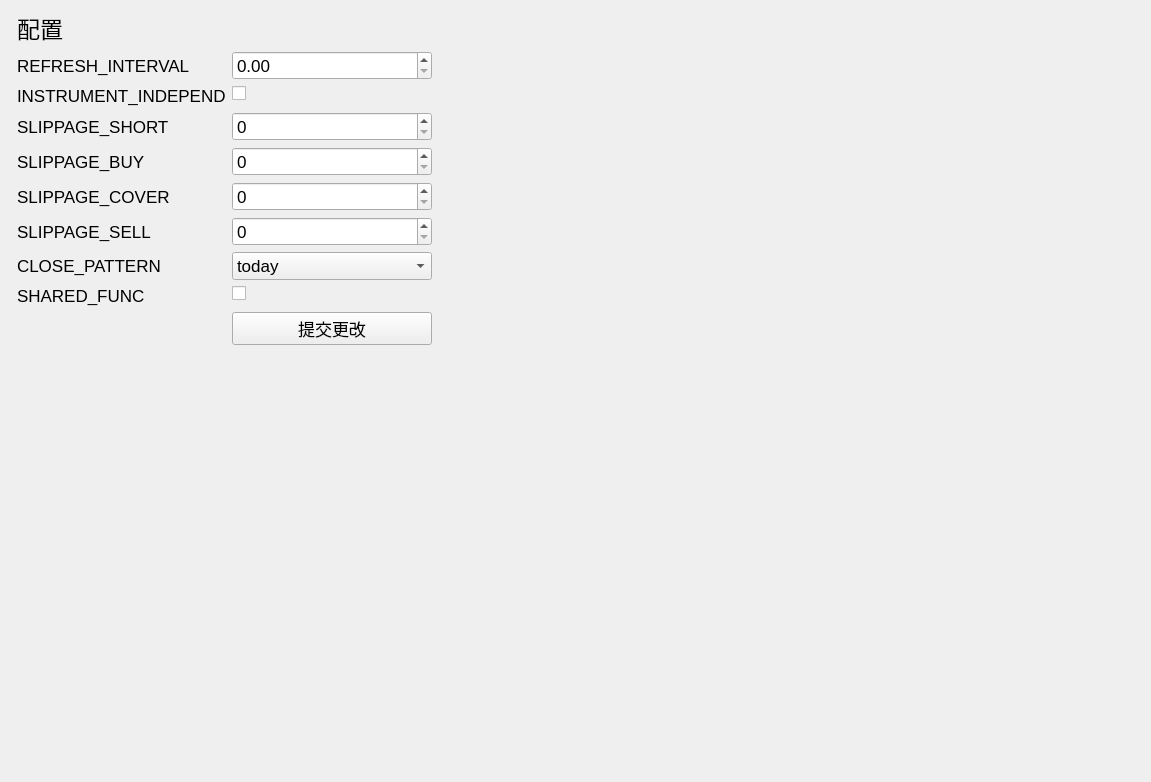
This is app/ui/config.ui in ctpbee/ctpbee_desktop as Qt 5 draws it before an edit. The edited form follows.
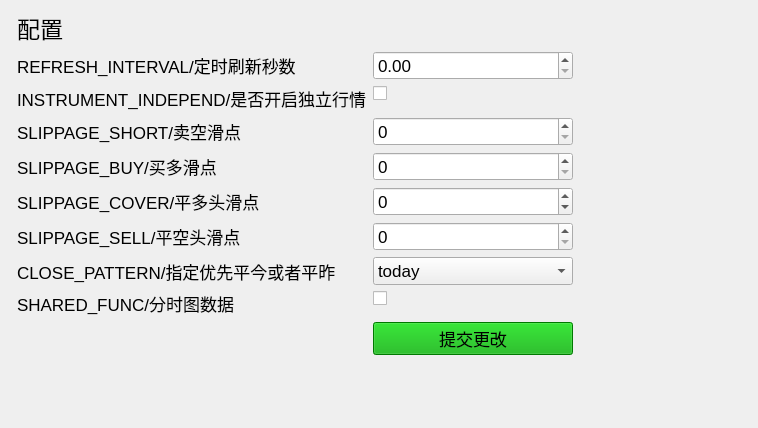
This is the edited form. Icons and pictures are not drawn.

The edit to the form file:
```diff
--- a/app/ui/config.ui
+++ b/app/ui/config.ui
@@ -6,8 +6,8 @@
    <rect>
     <x>0</x>
     <y>0</y>
-    <width>1151</width>
-    <height>782</height>
+    <width>758</width>
+    <height>428</height>
    </rect>
   </property>
   <property name="font">
@@ -36,56 +36,56 @@
      <item row="0" column="0">
       <widget class="QLabel" name="label">
        <property name="text">
-        <string>REFRESH_INTERVAL</string>
+        <string>REFRESH_INTERVAL/定时刷新秒数</string>
        </property>
       </widget>
      </item>
      <item row="1" column="0">
       <widget class="QLabel" name="label_2">
        <property name="text">
-        <string>INSTRUMENT_INDEPEND</string>
+        <string>INSTRUMENT_INDEPEND/是否开启独立行情</string>
        </property>
       </widget>
      </item>
      <item row="2" column="0">
       <widget class="QLabel" name="label_3">
        <property name="text">
-        <string>SLIPPAGE_SHORT</string>
+        <string>SLIPPAGE_SHORT/卖空滑点</string>
        </property>
       </widget>
      </item>
      <item row="3" column="0">
       <widget class="QLabel" name="label_4">
        <property name="text">
-        <string>SLIPPAGE_BUY</string>
+        <string>SLIPPAGE_BUY/买多滑点</string>
        </property>
       </widget>
      </item>
      <item row="4" column="0">
       <widget class="QLabel" name="label_5">
        <property name="text">
-        <string>SLIPPAGE_COVER</string>
+        <string>SLIPPAGE_COVER/平多头滑点</string>
        </property>
       </widget>
      </item>
      <item row="5" column="0">
       <widget class="QLabel" name="label_6">
        <property name="text">
-        <string>SLIPPAGE_SELL</string>
+        <string>SLIPPAGE_SELL/平空头滑点</string>
        </property>
       </widget>
      </item>
      <item row="6" column="0">
       <widget class="QLabel" name="label_7">
        <property name="text">
-        <string>CLOSE_PATTERN</string>
+        <string>CLOSE_PATTERN/指定优先平今或者平昨</string>
        </property>
       </widget>
      </item>
      <item row="7" column="0">
       <widget class="QLabel" name="label_8">
        <property name="text">
-        <string>SHARED_FUNC</string>
+        <string>SHARED_FUNC/分时图数据</string>
        </property>
       </widget>
      </item>
@@ -97,6 +97,9 @@
          <height>16777215</height>
         </size>
        </property>
+       <property name="styleSheet">
+        <string notr="true">background-color: rgb(0, 170, 0);</string>
+       </property>
        <property name="text">
         <string>提交更改</string>
        </property>
@@ -141,6 +144,12 @@
          <height>16777215</height>
         </size>
        </property>
+       <property name="minimum">
+        <number>-9999</number>
+       </property>
+       <property name="maximum">
+        <number>99999</number>
+       </property>
       </widget>
      </item>
      <item row="5" column="1">
```
Left out of the diff: 6 changed lines with no effect on the pictures.
